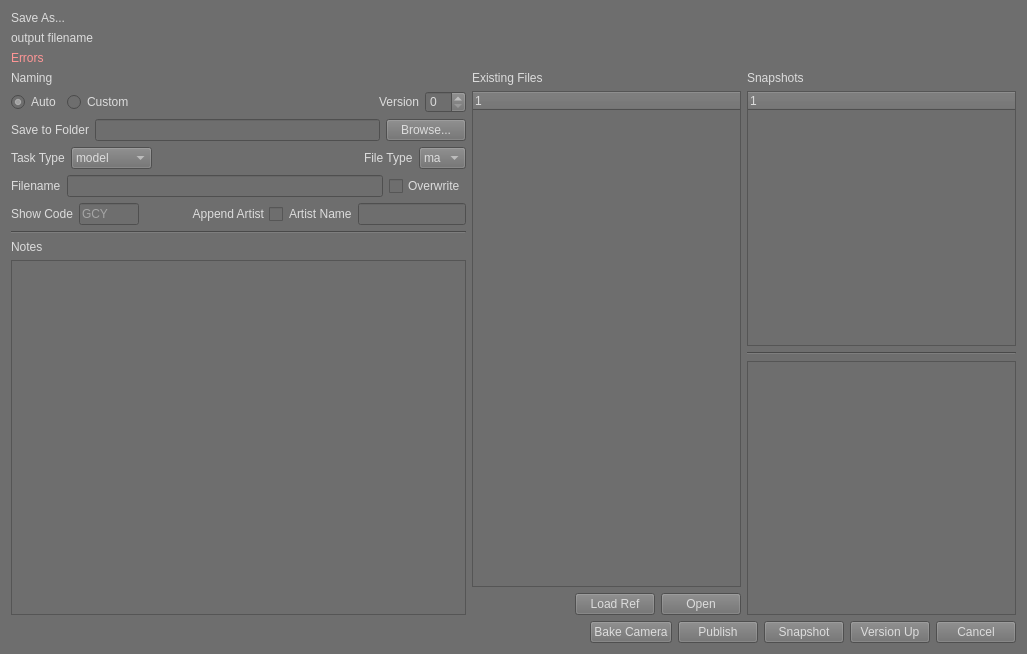
Qt form ui/superSaver_UI.ui (SleepDeprivedVFX/versionUp) before a commit.
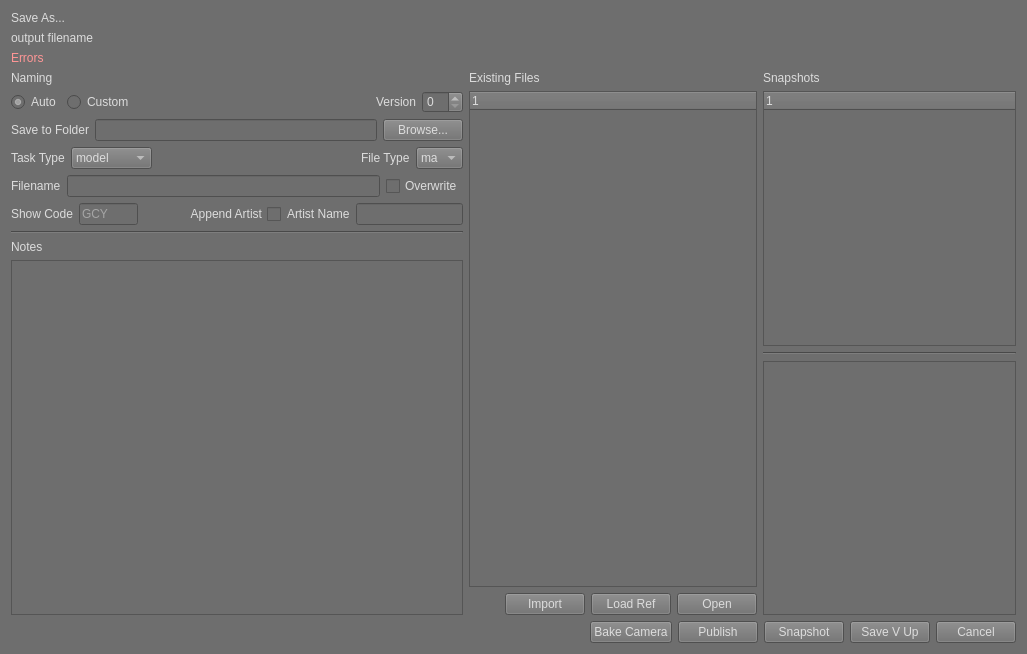
The same form after that commit.

Commit message: v1.0.5: Added import btn and fixed button activation for that and load ref btn

Diff of the .ui file:
```diff
--- a/ui/superSaver_UI.ui
+++ b/ui/superSaver_UI.ui
@@ -389,6 +389,13 @@
              </property>
             </spacer>
            </item>
+           <item>
+            <widget class="QPushButton" name="import_btn">
+             <property name="text">
+              <string>Import</string>
+             </property>
+            </widget>
+           </item>
            <item>
             <widget class="QPushButton" name="load_btn">
              <property name="text">
@@ -490,7 +497,7 @@
      <item>
       <widget class="QPushButton" name="save_btn">
        <property name="text">
-        <string>Version Up</string>
+        <string>Save V Up</string>
        </property>
       </widget>
      </item>
```
Left out of the diff: 35 changed lines with no effect on the pictures. The commit also changes 2 other files.
